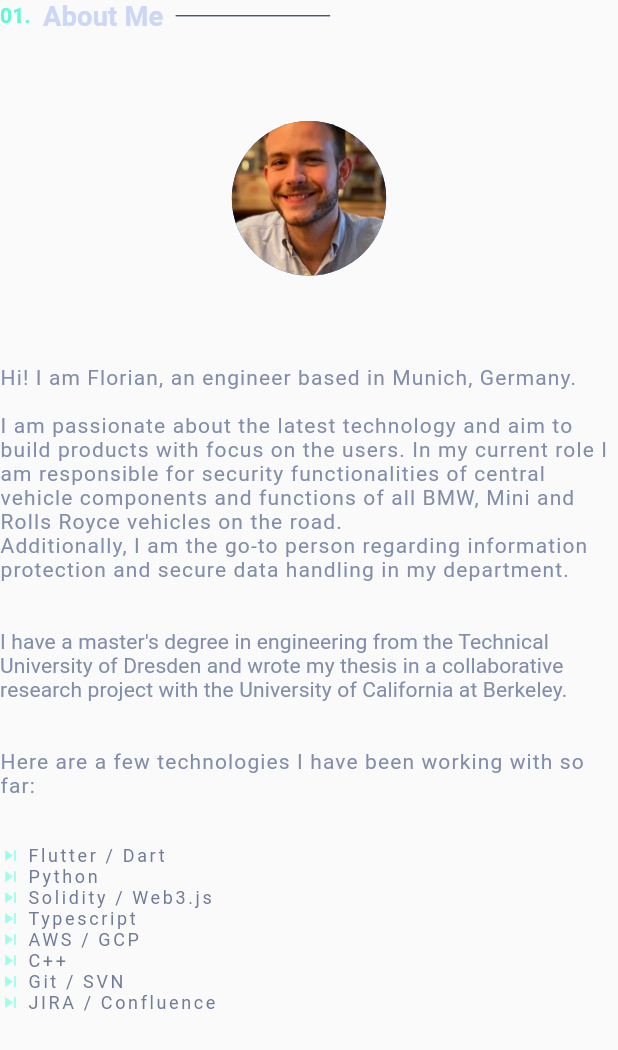
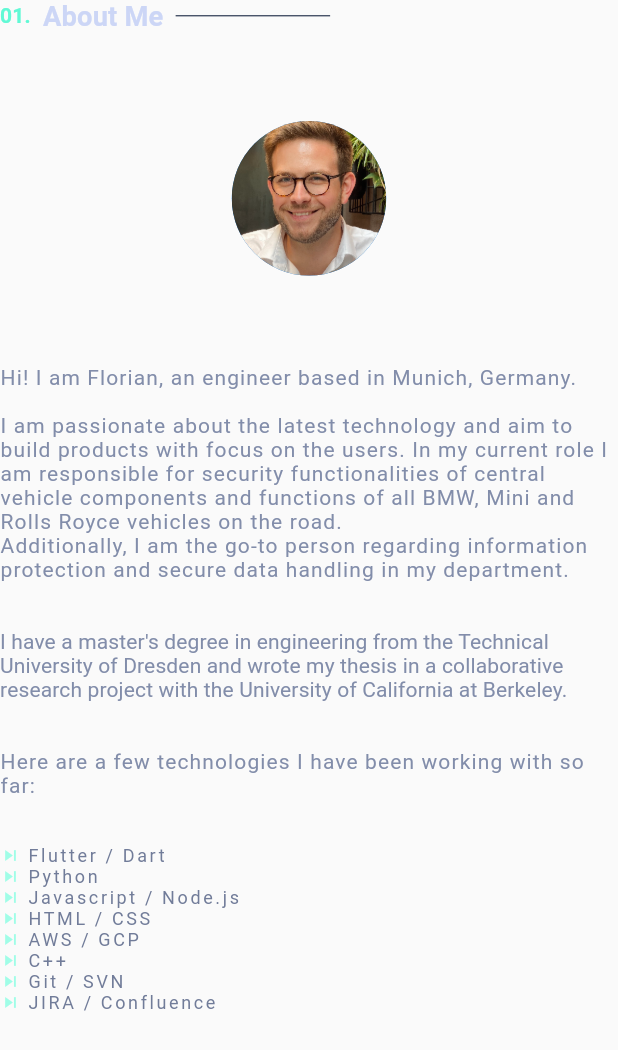
Before and after one commit to fvantriel/fvantriel.github.io, a Flutter app: the AboutMobile widget shown alone on an empty page, opened directly, on a phone screen of 412 x 824 dp. Shown: the top 1050 px of the screen. Run offline on Flutter 3.47's test engine with Material 2 defaults, Android fonts, the light colour scheme and no system bars; our stand-ins replace animated_text_kit, firebase_core, font_awesome_flutter; accounts and stored records are empty; generated files the repository leaves out were written again.

Commit message:
Update technologies and profile pic

```diff
--- a/lib/UI/About.dart
+++ b/lib/UI/About.dart
@@ -112,6 +112,7 @@ class About extends StatelessWidget {
                                 technology(context, "Flutter / Dart"),
                                 technology(context, "Python"),
                                 technology(context, "Git / SVN"),
+                                technology(context, "HTML / CSS"),
                               ],
                             ),
                           ),
@@ -123,6 +124,7 @@ class About extends StatelessWidget {
                                 technology(context, "AWS / GCP"),
                                 technology(context, "C++"),
                                 technology(context, "JIRA / Confluence"),
+                                technology(context, "Javascript / Node.js"),
                               ],
                             ),
                           )
@@ -162,7 +164,7 @@ class About extends StatelessWidget {
                         color: Colors.black54,
                         child: Image(
                           fit: BoxFit.cover,
-                          image: AssetImage("assets/images/fvan.jpeg"),
+                          image: AssetImage("assets/images/IMG_4691.png"),
                         ),
                       ),
                     ),
--- a/lib/UI/AboutMobile.dart
+++ b/lib/UI/AboutMobile.dart
@@ -62,7 +62,7 @@ class AboutMobile extends StatelessWidget {
           height: size.height / 4,
           width: size.width / 4,
           child: CircleAvatar(
-            backgroundImage: AssetImage("assets/images/fvan.jpeg"),
+            backgroundImage: AssetImage("assets/images/IMG_4691.png"),
           ),
         ),
         SizedBox(height: size.height * 0.01),
@@ -97,8 +97,8 @@ class AboutMobile extends StatelessWidget {
           children: [
             technology(context, "Flutter / Dart"),
             technology(context, "Python"),
-            technology(context, "Solidity / Web3.js"),
-            technology(context, "Typescript"),
+            technology(context, "Javascript / Node.js"),
+            technology(context, "HTML / CSS"),
             technology(context, "AWS / GCP"),
             technology(context, "C++"),
             technology(context, "Git / SVN"),
```
Also changed, not shown: assets/images/IMG_4691.png (added), 1 other file.
